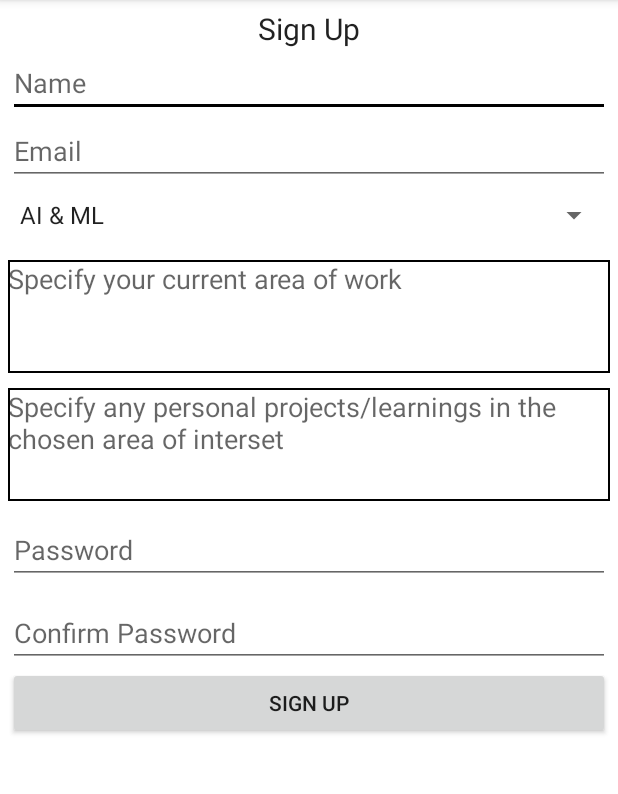
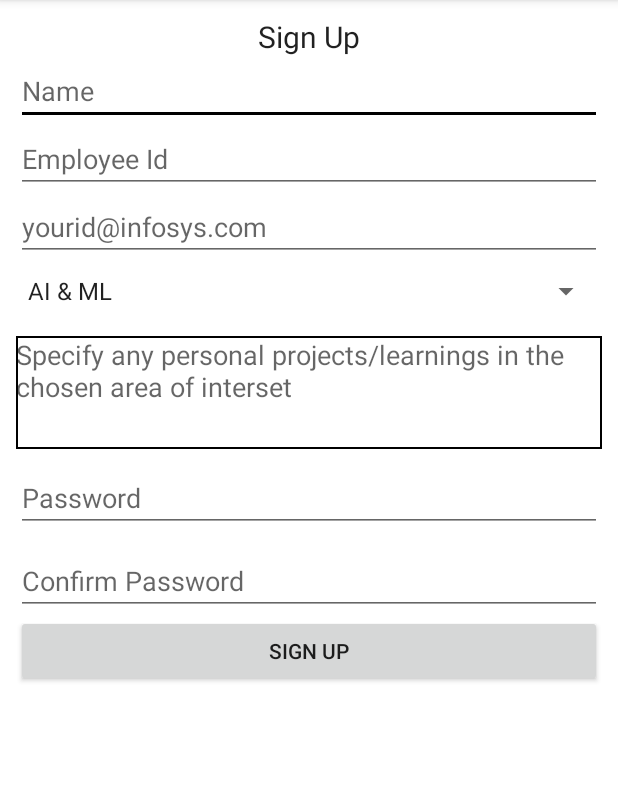
Before and after one commit to vijaysaimutyala/Chrysalis, an Android app: the SignUpActivity screen opened directly, with no data from a screen before it, on a phone screen of 412 x 824 dp, the part 84-878 px from its top. Run offline under Robolectric (Android 15) with nearby library versions, the phone set to English and light mode, and no system bars; our stand-ins replace Firebase (no records; nobody signed in at launch, a user with empty details on screens opened directly).

Commit message:
Admin approval, registration confirmation, points increment, admin user validation  completed

```diff
--- a/app/src/main/java/com/studioemvs/chrysalis/RecentUpdatesActivity.java
+++ b/app/src/main/java/com/studioemvs/chrysalis/RecentUpdatesActivity.java
@@ -90,8 +90,9 @@ public class RecentUpdatesActivity extends AppCompatActivity {
 
     private void getRecentActivity(final String userkey) {
         Toast.makeText(RecentUpdatesActivity.this, "Called recent activity", Toast.LENGTH_SHORT).show();
-        activityQuery = recentActivityRef.orderByChild("recentActivity");
-        activityAdapter =new FirebaseRecyclerAdapter<User.RecentActivity, RecentUpdatesActivity.ActivityHolder>(User.RecentActivity.class,R.layout.activity_recent_dummy,RecentUpdatesActivity.ActivityHolder.class,activityQuery) {
+        activityQuery = userRef.child(userkey).child("recentActivity").orderByChild("id");
+        activityAdapter =new FirebaseRecyclerAdapter<User.RecentActivity, RecentUpdatesActivity.ActivityHolder>(User.RecentActivity.class,
+                R.layout.activity_recent_dummy,RecentUpdatesActivity.ActivityHolder.class,activityQuery) {
             @Override
             protected void populateViewHolder(RecentUpdatesActivity.ActivityHolder viewHolder, User.RecentActivity model, int position) {
                 Boolean approvalStatus = model.getApproval();
--- a/app/src/main/java/com/studioemvs/chrysalis/SignUpActivity.java
+++ b/app/src/main/java/com/studioemvs/chrysalis/SignUpActivity.java
@@ -32,7 +32,7 @@ import java.util.Map;
 
 public class SignUpActivity extends AppCompatActivity {
     private static final String TAG = "Sign Up";
-    EditText email,pwd,cnfpwd,username,areaOfCurrentWork,personalProject;
+    EditText email,pwd,cnfpwd,username,personalProject,empId;
     Button signUp;
     Spinner chrysalisGroup;
     ProgressDialog progressDialog;
@@ -72,13 +72,16 @@ public class SignUpActivity extends AppCompatActivity {
         signUp = (Button)findViewById(R.id.btn_signup_signup);
         username = (EditText)findViewById(R.id.signup_username);
         chrysalisGroup = (Spinner)findViewById(R.id.interestGroup);
-        areaOfCurrentWork = (EditText)findViewById(R.id.areaOfCurrentWork);
+        empId = (EditText)findViewById(R.id.signup_empId);
+        //areaOfCurrentWork = (EditText)findViewById(R.id.areaOfCurrentWork);
         personalProject = (EditText)findViewById(R.id.personalProject);
 
         signUp.setOnClickListener(new View.OnClickListener() {
             @Override
             public void onClick(View v) {
-                if (pwd.length()<8){
+                signUpOnFirebase();
+            }
+/*                if (pwd.length()<8){
                     Toast.makeText(SignUpActivity.this, "Password must be of minimum 8 characters.", Toast.LENGTH_SHORT).show();
                 }else {
                     if (pwd.getText().toString().equals(cnfpwd.getText().toString())){
@@ -87,7 +90,7 @@ public class SignUpActivity extends AppCompatActivity {
                         Toast.makeText(SignUpActivity.this, "Passwords do not match", Toast.LENGTH_SHORT).show();
                     }
                 }
-            }
+            }*/
         });
 
 
@@ -115,24 +118,23 @@ public class SignUpActivity extends AppCompatActivity {
                             saveUserDataToFirebase(emailid,uid);
                         }
                         progressDialog.hide();
-
-
-                        // ...
                     }
                 });
     }
 
     private void saveUserDataToFirebase(String emailid, String uid) {
+        Log.d(TAG, "saveUserDataToFirebase: "+emailid+uid);
         // Read from the database
         String name = username.getText().toString();
         String group = chrysalisGroup.getSelectedItem().toString();
+        int employeeId = Integer.parseInt(empId.getText().toString());
         String key = uid;
         int points = 0;
-        String chrysalisLevel = "Beginner";
-        String currentWork = areaOfCurrentWork.getText().toString();
+        String chrysalisLevel = "Beginner";//
         String personalProjects = personalProject.getText().toString();
         Boolean admin = false;
-        User newUser = new User(emailid,name,points, group,chrysalisLevel,currentWork,personalProjects,admin,key);
+        Boolean regApproved = false;
+        User newUser = new User(emailid,name,points, group,chrysalisLevel,personalProjects,admin,key,regApproved,employeeId);
         Map<String,Object> addUser = newUser.toMap();
         Map<String, Object> childUpdates = new HashMap<>();
 
--- a/app/src/main/res/layout/activity_login.xml
+++ b/app/src/main/res/layout/activity_login.xml
@@ -3,7 +3,8 @@
     xmlns:tools="http://schemas.android.com/tools"
     android:layout_width="match_parent"
     android:layout_height="match_parent"
-    tools:context=".LoginActivity">
+    tools:context=".LoginActivity"
+    android:id="@+id/loginRelativeLayout">
     <TextView
         android:layout_width="wrap_content"
         android:layout_height="wrap_content"
@@ -27,7 +28,7 @@
         android:id="@+id/edt_email"
         android:layout_below="@id/image"
         android:hint="@string/Email"
-        android:text="vijaysai@gmail.com"
+        android:text="vijay@infosys.com"
         android:inputType="textEmailAddress|textAutoComplete"
         android:imeOptions="actionNext"
         android:singleLine="true"/>
--- a/app/src/main/res/layout/activity_recent_updates.xml
+++ b/app/src/main/res/layout/activity_recent_updates.xml
@@ -47,7 +47,7 @@ tools:context="com.studioemvs.chrysalis.RecentUpdatesActivity">
         android:layout_width="wrap_content"
         android:layout_height="wrap_content"
         android:id="@+id/rejectLegend"
-        android:text="@string/rejected"
+        android:text="@string/notApproved"
         android:textColor="#000000"
         android:textStyle="bold"
         android:layout_centerVertical="true"
--- a/app/src/main/res/layout/activity_sign_up.xml
+++ b/app/src/main/res/layout/activity_sign_up.xml
@@ -2,6 +2,7 @@
 <ScrollView
     android:layout_width="match_parent"
     android:layout_height="match_parent"
+    android:padding="5dp"
     xmlns:android="http://schemas.android.com/apk/res/android">
 <RelativeLayout
     xmlns:android="http://schemas.android.com/apk/res/android"
@@ -32,28 +33,29 @@
     <EditText
         android:layout_width="match_parent"
         android:layout_height="wrap_content"
+        android:id="@+id/signup_empId"
+        android:layout_below="@id/signup_username"
+        android:hint="@string/employeeId"
+        android:inputType="number"
+        android:imeOptions="actionNext"
+        android:maxLines="1"/>
+    <EditText
+        android:layout_width="match_parent"
+        android:layout_height="wrap_content"
         android:id="@+id/edt_signup_email"
-        android:layout_below="@id/signup_username"
-        android:hint="@string/Email"
+        android:hint="@string/infyId"
         android:inputType="textEmailAddress"
         android:imeOptions="actionNext"
-        android:maxLines="1"/>
+        android:maxLines="1"
+        android:layout_below="@id/signup_empId"
+        android:layout_alignParentStart="true" />
     <android.support.v7.widget.AppCompatSpinner
         android:layout_width="match_parent"
         android:layout_height="40dp"
         android:id="@+id/interestGroup"
         android:entries="@array/interestGroups"
         android:layout_below="@id/edt_signup_email"/>
-    <EditText
-        android:layout_width="match_parent"
-        android:layout_height="75dp"
-        android:id="@+id/areaOfCurrentWork"
-        android:hint="@string/currentWork"
-        android:background="@drawable/border_text_view"
-        android:gravity="top"
-        android:layout_below="@+id/interestGroup"
-        android:layout_alignParentStart="true"
-        android:layout_marginTop="10dp"/>
+
     <EditText
         android:layout_width="match_parent"
         android:layout_height="75dp"
@@ -61,7 +63,7 @@
         android:hint="@string/personalProject"
         android:background="@drawable/border_text_view"
         android:gravity="top"
-        android:layout_below="@+id/areaOfCurrentWork"
+        android:layout_below="@id/interestGroup"
         android:layout_alignParentStart="true"
         android:layout_marginTop="10dp"/>
     <EditText
--- a/app/src/main/res/menu/menu_admin_activity.xml
+++ b/app/src/main/res/menu/menu_admin_activity.xml
@@ -1,5 +1,6 @@
 <?xml version="1.0" encoding="utf-8"?>
 <menu xmlns:android="http://schemas.android.com/apk/res/android">
+
     <item android:id="@+id/adminProfileasUser"
         android:title="@string/adminUser" />
     <item android:id="@+id/adminsignout"
--- a/app/src/main/res/menu/menu_user_and_status.xml
+++ b/app/src/main/res/menu/menu_user_and_status.xml
@@ -2,9 +2,8 @@
     xmlns:app="http://schemas.android.com/apk/res-auto"
     xmlns:tools="http://schemas.android.com/tools"
     tools:context="com.studioemvs.chrysalis.UserAndStatusActivity">
-
+    <item android:id="@+id/user_adminPage"
+        android:title="@string/adminPage"/>
     <item android:id="@+id/usersignout"
         android:title="@string/signout" />
-    <item android:id="@+id/user_adminPage"
-        android:title="@string/adminPage"/>
 </menu>
--- a/app/src/main/res/values/strings.xml
+++ b/app/src/main/res/values/strings.xml
@@ -74,7 +74,7 @@
     <string name="approve">Approve</string>
     <string name="reject">Reject</string>
     <string name="comments">Comments if any...</string>
-    <string name="title_activity_user_and_status">UserAndStatusActivity</string>
+    <string name="title_activity_user_and_status">User Profile &amp; Activity Update</string>
     <string name="action_settings">Settings</string>
     <string name="section_format">Hello World from section: %1$d</string>
 
@@ -84,5 +84,9 @@
     <string name="dateOfActivity">Date Of Activity</string>
     <string name="approved">Approved</string>
     <string name="rejected">Rejected</string>
+    <string name="notApproved">Not Approved</string>
+    <string name="infosysId">Infosys Mail Id</string>
+    <string name="employeeId">Employee Id</string>
+    <string name="infyId">yourid\@infosys.com</string>
 
 </resources>
```
Also changed, not shown: app/src/main/java/com/studioemvs/chrysalis/AdminActivity.java (+8 -2 lines), app/src/main/java/com/studioemvs/chrysalis/ApprovalsActivity.java (+49 -1 lines), app/src/main/java/com/studioemvs/chrysalis/LoginActivity.java (+25 -3 lines), app/src/main/java/com/studioemvs/chrysalis/ProgressUpdateActivity.java (+22 -12 lines), app/src/main/java/com/studioemvs/chrysalis/User.java (+70 -19 lines), app/src/main/java/com/studioemvs/chrysalis/UserAndStatusActivity.java (+20 -3 lines), app/src/main/java/com/studioemvs/chrysalis/UserProfileFragment.java (+8 -1 lines).
